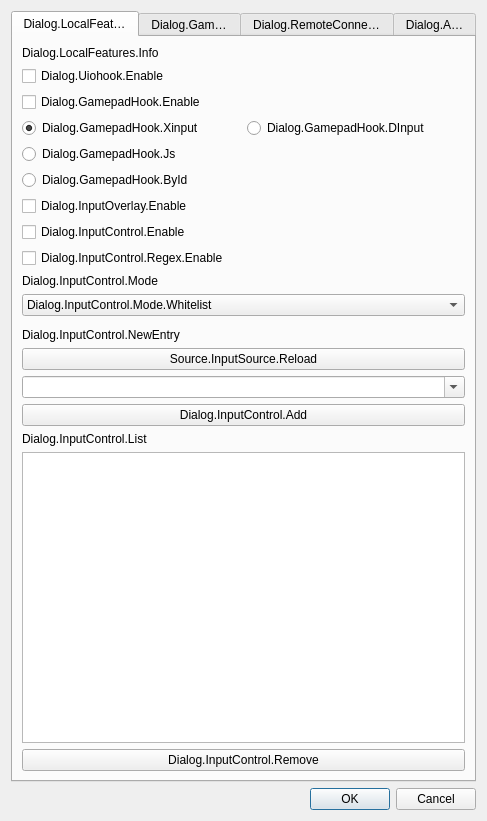
Qt form projects/plugin/src/gui/io_settings_dialog.ui (univrsal/input-overlay) before a commit.
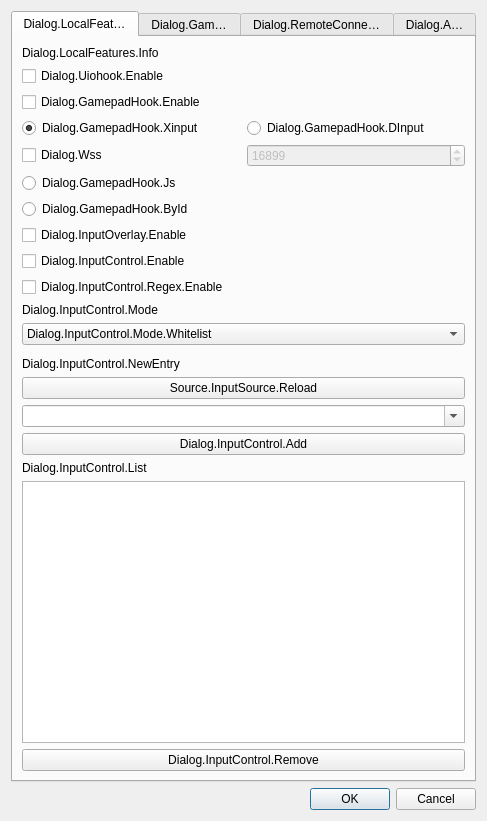
The same form after that commit.

Patch:
```diff
--- a/projects/plugin/src/gui/io_settings_dialog.ui
+++ b/projects/plugin/src/gui/io_settings_dialog.ui
@@ -102,6 +102,33 @@
          </item>
         </layout>
        </item>
+       <item>
+        <layout class="QHBoxLayout" name="horizontalLayout_26">
+         <item>
+          <widget class="QCheckBox" name="cb_enable_wss">
+           <property name="text">
+            <string>Dialog.Wss</string>
+           </property>
+          </widget>
+         </item>
+         <item>
+          <widget class="QSpinBox" name="sb_wss_port">
+           <property name="enabled">
+            <bool>false</bool>
+           </property>
+           <property name="minimum">
+            <number>1025</number>
+           </property>
+           <property name="maximum">
+            <number>65534</number>
+           </property>
+           <property name="value">
+            <number>16899</number>
+           </property>
+          </widget>
+         </item>
+        </layout>
+       </item>
        <item>
         <widget class="QRadioButton" name="rb_js">
          <property name="text">
```
